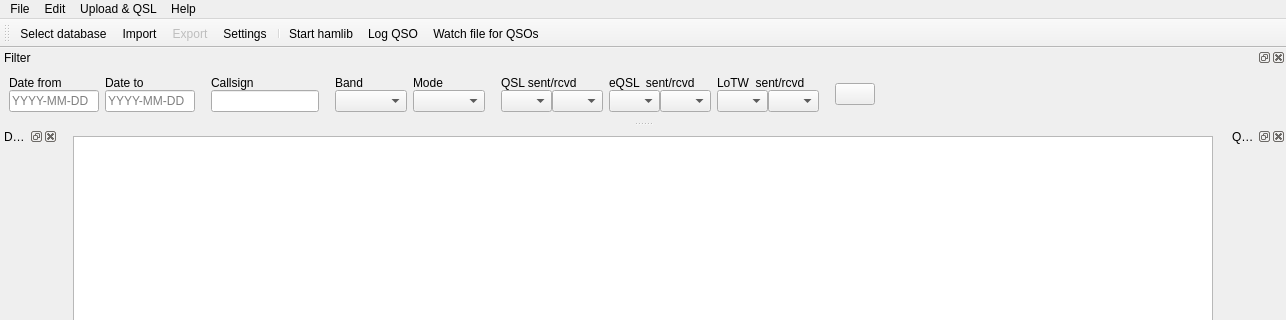
First picture: the form in ui_files/DragonLog_MainWindow.ui, repository gitandy/DragonLog, before the edit; both pictures show x 0 to 1286 and y 0 to 320 of the 1286 by 900 pixel window.
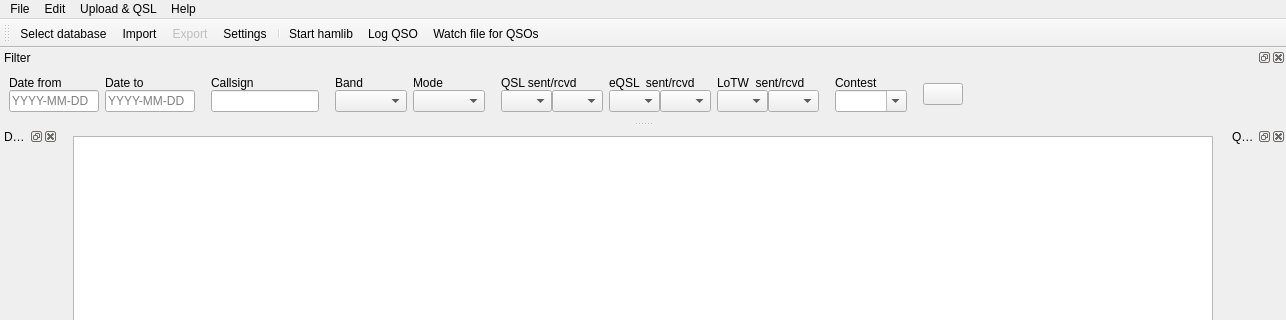
Second picture: the form after the edit. Icons and pictures are not drawn.

Commit message: Added filter for contests

```diff
--- a/ui_files/DragonLog_MainWindow.ui
+++ b/ui_files/DragonLog_MainWindow.ui
@@ -547,6 +547,43 @@
          </item>
         </layout>
        </item>
+       <item>
+        <spacer name="horizontalSpacer_6">
+         <property name="orientation">
+          <enum>Qt::Horizontal</enum>
+         </property>
+         <property name="sizeType">
+          <enum>QSizePolicy::Minimum</enum>
+         </property>
+         <property name="sizeHint" stdset="0">
+          <size>
+           <width>10</width>
+           <height>20</height>
+          </size>
+         </property>
+        </spacer>
+       </item>
+       <item>
+        <layout class="QVBoxLayout" name="verticalLayout_12">
+         <property name="spacing">
+          <number>0</number>
+         </property>
+         <item>
+          <widget class="QLabel" name="label_9">
+           <property name="text">
+            <string>Contest</string>
+           </property>
+          </widget>
+         </item>
+         <item>
+          <widget class="QComboBox" name="fContestComboBox">
+           <property name="editable">
+            <bool>true</bool>
+           </property>
+          </widget>
+         </item>
+        </layout>
+       </item>
        <item>
         <spacer name="horizontalSpacer_5">
          <property name="orientation">
```
Left out of the diff: 16 changed lines with no effect on the pictures. The commit also changes 4 other files.
